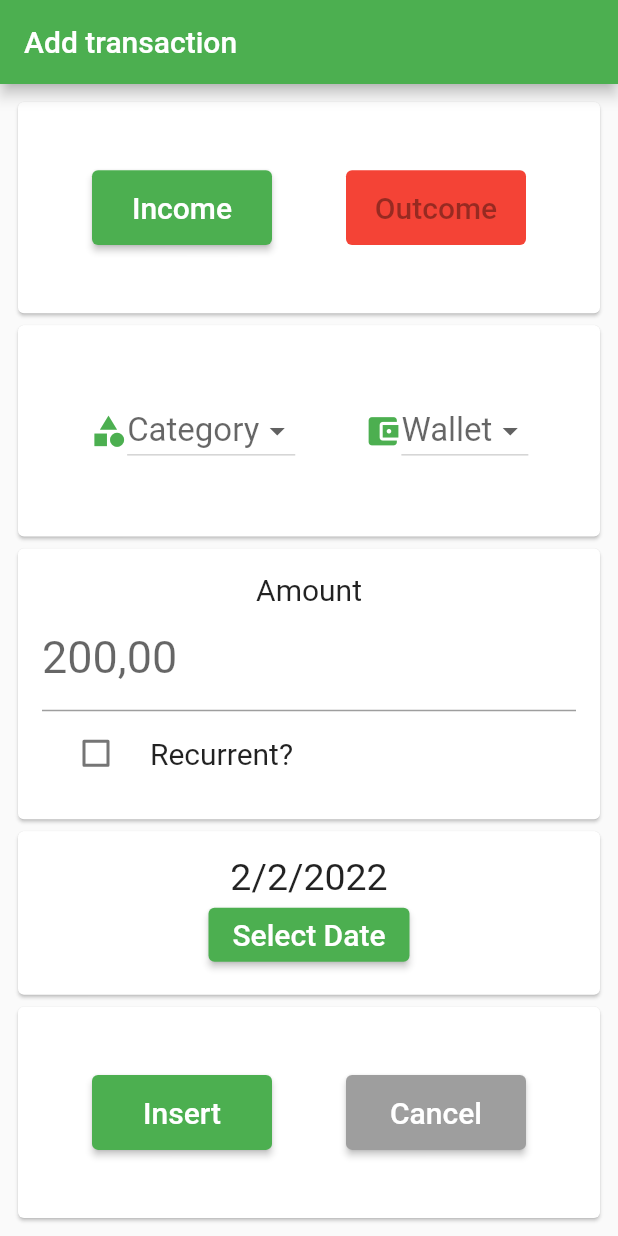
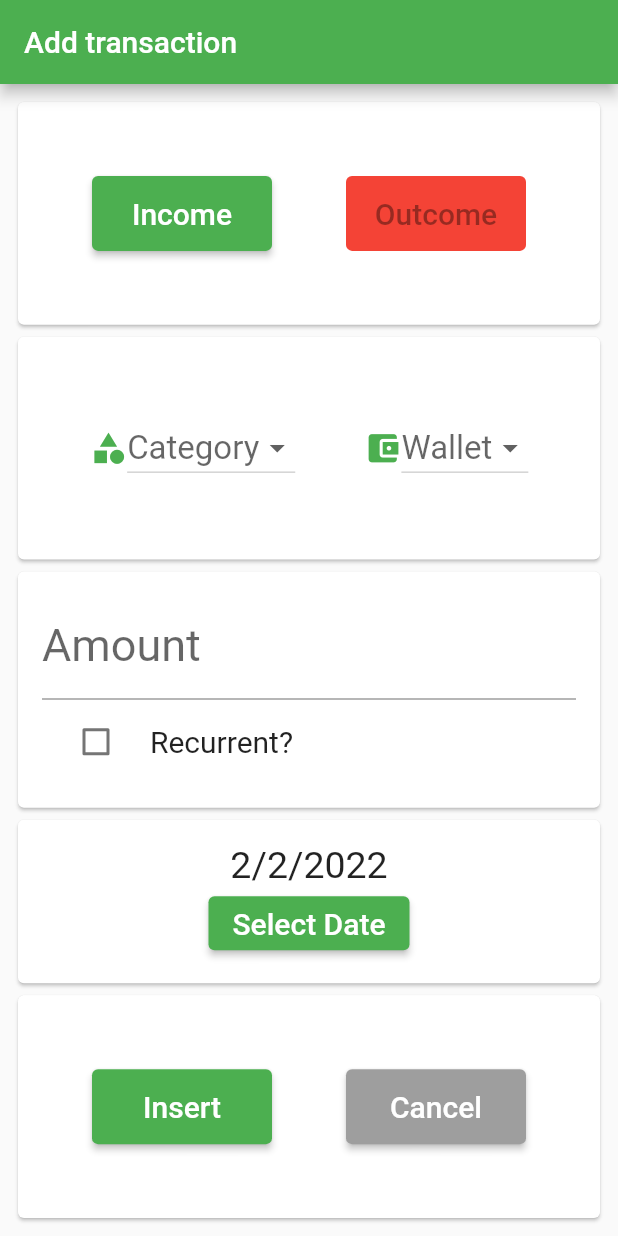
Before and after one commit to ICEI-PUC-Minas-PPLES-TI/plf-es-2022-1-ti5-5104100-DinDin, a Flutter app: the screen it shows after launch, on a phone screen of 412 x 824 dp. Run offline on Flutter 3.47's test engine with Material 2 defaults, Android fonts, the phone set to English and light mode, and no system bars.

Commit message:
change input

```diff
--- a/Codigo/dindin-mobile/dindin/lib/pages/transaction.dart
+++ b/Codigo/dindin-mobile/dindin/lib/pages/transaction.dart
@@ -95,16 +95,12 @@ class _TransactionState extends State<Transaction> {
                         padding: const EdgeInsets.all(16.0),
                         child: Column(
                           children: [
-                            Text(
-                              "Amount",
-                              style: TextStyle(fontSize: 20),
-                            ),
                             SizedBox(
                               child: TextField(
                                 keyboardType: TextInputType.number,
                                 onChanged: null,
                                 decoration: InputDecoration(
-                                    labelText: "200,00",
+                                    labelText: "Amount",
                                     labelStyle: TextStyle(fontSize: 30),
                                     border: UnderlineInputBorder(),
                                     focusedBorder: OutlineInputBorder(
```
